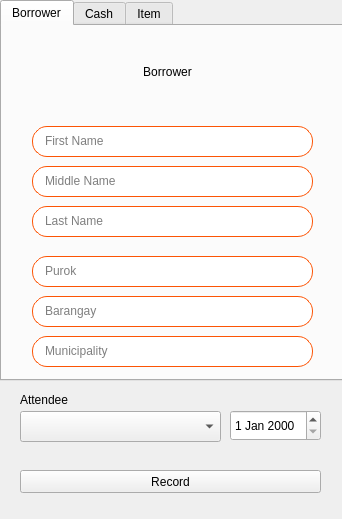
Above: UI File/add_creditor.ui from edenroseFR/Personalized-Lending-System before the change. Below: the same form after it.
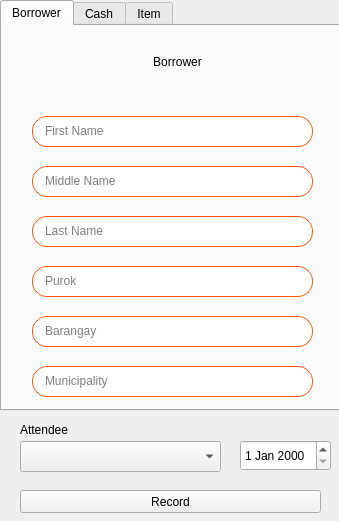
That is the form after the change.

What changed in the file:
```diff
--- a/UI File/add_creditor.ui
+++ b/UI File/add_creditor.ui
@@ -6,8 +6,8 @@
    <rect>
     <x>0</x>
     <y>0</y>
-    <width>342</width>
-    <height>519</height>
+    <width>339</width>
+    <height>521</height>
    </rect>
   </property>
   <property name="windowTitle">
@@ -19,8 +19,8 @@
      <rect>
       <x>0</x>
       <y>0</y>
-      <width>351</width>
-      <height>381</height>
+      <width>341</width>
+      <height>411</height>
      </rect>
     </property>
     <property name="currentIndex">
@@ -30,119 +30,11 @@
      <attribute name="title">
       <string>Borrower</string>
      </attribute>
-     <widget class="QWidget" name="rect1_3" native="true">
-      <property name="geometry">
-       <rect>
-        <x>30</x>
-        <y>180</y>
-        <width>281</width>
-        <height>31</height>
-       </rect>
-      </property>
-      <property name="styleSheet">
-       <string notr="true">#rect1_3{
-background-color:  white;
-border: 1px solid  #fc5404;
-border-radius: 15px;
-}</string>
-      </property>
-      <widget class="QLineEdit" name="last_name">
-       <property name="geometry">
-        <rect>
-         <x>10</x>
-         <y>5</y>
-         <width>261</width>
-         <height>20</height>
-        </rect>
-       </property>
-       <property name="styleSheet">
-        <string notr="true">#last_name{
-border: 1px solid white;
-}</string>
-       </property>
-       <property name="placeholderText">
-        <string>Last Name</string>
-       </property>
-      </widget>
-     </widget>
-     <widget class="QWidget" name="rect1_5" native="true">
-      <property name="geometry">
-       <rect>
-        <x>30</x>
-        <y>270</y>
-        <width>281</width>
-        <height>31</height>
-       </rect>
-      </property>
-      <property name="styleSheet">
-       <string notr="true">#rect1_5{
-background-color:  white;
-border: 1px solid  #fc5404;
-border-radius: 15px;
-}</string>
-      </property>
-      <widget class="QLineEdit" name="barangay">
-       <property name="geometry">
-        <rect>
-         <x>10</x>
-         <y>5</y>
-         <width>261</width>
-         <height>20</height>
-        </rect>
-       </property>
-       <property name="styleSheet">
-        <string notr="true">#barangay{
-border: 1px solid white;
-}</string>
-       </property>
-       <property name="placeholderText">
-        <string>Barangay</string>
-       </property>
-      </widget>
-     </widget>
-     <widget class="QWidget" name="rect1_4" native="true">
-      <property name="geometry">
-       <rect>
-        <x>30</x>
-        <y>230</y>
-        <width>281</width>
-        <height>31</height>
-       </rect>
-      </property>
-      <property name="styleSheet">
-       <string notr="true">#rect1_4{
-background-color:  white;
-border: 1px solid  #fc5404;
-border-radius: 15px;
-}</string>
-      </property>
-      <widget class="QLineEdit" name="purok">
-       <property name="geometry">
-        <rect>
-         <x>10</x>
-         <y>5</y>
-         <width>261</width>
-         <height>20</height>
-        </rect>
-       </property>
-       <property name="styleSheet">
-        <string notr="true">#purok{
-border: 1px solid white;
-}</string>
-       </property>
-       <property name="placeholderText">
-        <string>Purok</string>
-       </property>
-       <property name="cursorMoveStyle">
-        <enum>Qt::LogicalMoveStyle</enum>
-       </property>
-      </widget>
-     </widget>
      <widget class="QLabel" name="label">
       <property name="geometry">
        <rect>
-        <x>50</x>
-        <y>30</y>
+        <x>60</x>
+        <y>20</y>
         <width>231</width>
         <height>31</height>
        </rect>
@@ -164,7 +56,7 @@
       <property name="geometry">
        <rect>
         <x>30</x>
-        <y>100</y>
+        <y>90</y>
         <width>281</width>
         <height>31</height>
        </rect>
@@ -195,41 +87,6 @@
        </property>
       </widget>
      </widget>
-     <widget class="QWidget" name="rect1_6" native="true">
-      <property name="geometry">
-       <rect>
-        <x>30</x>
-        <y>310</y>
-        <width>281</width>
-        <height>31</height>
-       </rect>
-      </property>
-      <property name="styleSheet">
-       <string notr="true">#rect1_6{
-background-color:  white;
-border: 1px solid  #fc5404;
-border-radius: 15px;
-}</string>
-      </property>
-      <widget class="QLineEdit" name="municipality">
-       <property name="geometry">
-        <rect>
-         <x>10</x>
-         <y>5</y>
-         <width>261</width>
-         <height>20</height>
-        </rect>
-       </property>
-       <property name="styleSheet">
-        <string notr="true">#municipality{
-border: 1px solid white;
-}</string>
-       </property>
-       <property name="placeholderText">
-        <string>Municipality</string>
-       </property>
-      </widget>
-     </widget>
      <widget class="QWidget" name="rect1_2" native="true">
       <property name="geometry">
        <rect>
@@ -265,6 +122,149 @@
        </property>
       </widget>
      </widget>
+     <widget class="QWidget" name="rect1_3" native="true">
+      <property name="geometry">
+       <rect>
+        <x>30</x>
+        <y>190</y>
+        <width>281</width>
+        <height>31</height>
+       </rect>
+      </property>
+      <property name="styleSheet">
+       <string notr="true">#rect1_3{
+background-color:  white;
+border: 1px solid  #fc5404;
+border-radius: 15px;
+}</string>
+      </property>
+      <widget class="QLineEdit" name="last_name">
+       <property name="geometry">
+        <rect>
+         <x>10</x>
+         <y>5</y>
+         <width>261</width>
+         <height>20</height>
+        </rect>
+       </property>
+       <property name="styleSheet">
+        <string notr="true">#last_name{
+border: 1px solid white;
+}</string>
+       </property>
+       <property name="placeholderText">
+        <string>Last Name</string>
+       </property>
+      </widget>
+     </widget>
+     <widget class="QWidget" name="rect1_4" native="true">
+      <property name="geometry">
+       <rect>
+        <x>30</x>
+        <y>240</y>
+        <width>281</width>
+        <height>31</height>
+       </rect>
+      </property>
+      <property name="styleSheet">
+       <string notr="true">#rect1_4{
+background-color:  white;
+border: 1px solid  #fc5404;
+border-radius: 15px;
+}</string>
+      </property>
+      <widget class="QLineEdit" name="purok">
+       <property name="geometry">
+        <rect>
+         <x>10</x>
+         <y>5</y>
+         <width>261</width>
+         <height>20</height>
+        </rect>
+       </property>
+       <property name="styleSheet">
+        <string notr="true">#purok{
+border: 1px solid white;
+}</string>
+       </property>
+       <property name="placeholderText">
+        <string>Purok</string>
+       </property>
+       <property name="cursorMoveStyle">
+        <enum>Qt::LogicalMoveStyle</enum>
+       </property>
+      </widget>
+     </widget>
+     <widget class="QWidget" name="rect1_5" native="true">
+      <property name="geometry">
+       <rect>
+        <x>30</x>
+        <y>290</y>
+        <width>281</width>
+        <height>31</height>
+       </rect>
+      </property>
+      <property name="styleSheet">
+       <string notr="true">#rect1_5{
+background-color:  white;
+border: 1px solid  #fc5404;
+border-radius: 15px;
+}</string>
+      </property>
+      <widget class="QLineEdit" name="barangay">
+       <property name="geometry">
+        <rect>
+         <x>10</x>
+         <y>5</y>
+         <width>261</width>
+         <height>20</height>
+        </rect>
+       </property>
+       <property name="styleSheet">
+        <string notr="true">#barangay{
+border: 1px solid white;
+}</string>
+       </property>
+       <property name="placeholderText">
+        <string>Barangay</string>
+       </property>
+      </widget>
+     </widget>
+     <widget class="QWidget" name="rect1_6" native="true">
+      <property name="geometry">
+       <rect>
+        <x>30</x>
+        <y>340</y>
+        <width>281</width>
+        <height>31</height>
+       </rect>
+      </property>
+      <property name="styleSheet">
+       <string notr="true">#rect1_6{
+background-color:  white;
+border: 1px solid  #fc5404;
+border-radius: 15px;
+}</string>
+      </property>
+      <widget class="QLineEdit" name="municipality">
+       <property name="geometry">
+        <rect>
+         <x>10</x>
+         <y>5</y>
+         <width>261</width>
+         <height>20</height>
+        </rect>
+       </property>
+       <property name="styleSheet">
+        <string notr="true">#municipality{
+border: 1px solid white;
+}</string>
+       </property>
+       <property name="placeholderText">
+        <string>Municipality</string>
+       </property>
+      </widget>
+     </widget>
     </widget>
     <widget class="QWidget" name="Cash">
      <attribute name="title">
@@ -432,11 +432,34 @@
      </widget>
     </widget>
    </widget>
+   <widget class="QLabel" name="label_4">
+    <property name="geometry">
+     <rect>
+      <x>20</x>
+      <y>420</y>
+      <width>61</width>
+      <height>20</height>
+     </rect>
+    </property>
+    <property name="text">
+     <string>Attendee</string>
+    </property>
+   </widget>
+   <widget class="QComboBox" name="attendee">
+    <property name="geometry">
+     <rect>
+      <x>20</x>
+      <y>441</y>
+      <width>201</width>
+      <height>31</height>
+     </rect>
+    </property>
+   </widget>
    <widget class="QDateEdit" name="date">
     <property name="geometry">
      <rect>
-      <x>230</x>
-      <y>410</y>
+      <x>240</x>
+      <y>440</y>
       <width>91</width>
       <height>31</height>
      </rect>
@@ -446,7 +469,7 @@
     <property name="geometry">
      <rect>
       <x>20</x>
-      <y>470</y>
+      <y>490</y>
       <width>301</width>
       <height>23</height>
      </rect>
@@ -458,29 +481,6 @@
      <number>100</number>
     </property>
    </widget>
-   <widget class="QComboBox" name="attendee">
-    <property name="geometry">
-     <rect>
-      <x>20</x>
-      <y>411</y>
-      <width>201</width>
-      <height>31</height>
-     </rect>
-    </property>
-   </widget>
-   <widget class="QLabel" name="label_4">
-    <property name="geometry">
-     <rect>
-      <x>20</x>
-      <y>390</y>
-      <width>61</width>
-      <height>20</height>
-     </rect>
-    </property>
-    <property name="text">
-     <string>Attendee</string>
-    </property>
-   </widget>
   </widget>
  </widget>
  <resources/>
```
Left out of the diff: 90 changed lines with no effect on the pictures.
